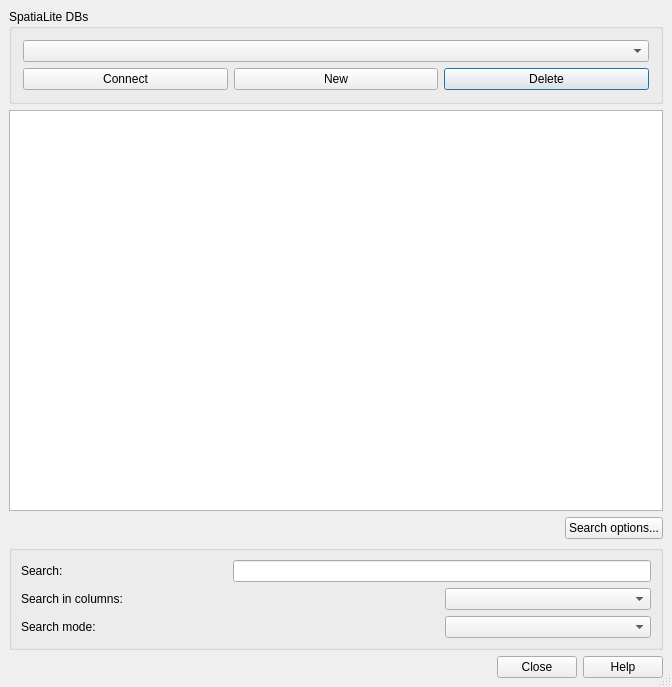
Qt form qgis/src/ui/qgsspatialitesourceselectbase.ui (sourcepole/qgis) before a commit.
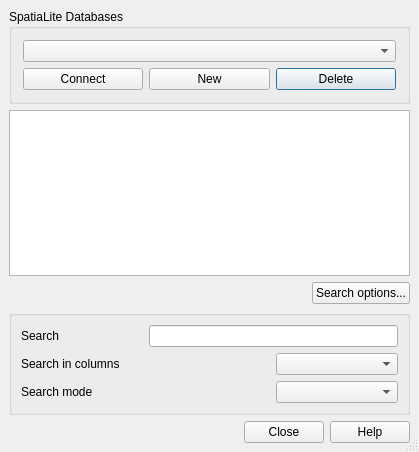
The same form after that commit. Icons and pictures are not drawn.

Commit message: Make spatial lite dialog smaller and get rid of ending colons on labels

```diff
--- a/qgis/src/ui/qgsspatialitesourceselectbase.ui
+++ b/qgis/src/ui/qgsspatialitesourceselectbase.ui
@@ -6,8 +6,8 @@
    <rect>
     <x>0</x>
     <y>0</y>
-    <width>672</width>
-    <height>687</height>
+    <width>419</width>
+    <height>452</height>
    </rect>
   </property>
   <property name="windowTitle">
@@ -54,7 +54,7 @@
    <item row="0" column="0" colspan="2">
     <widget class="QGroupBox" name="groupBox">
      <property name="title">
-      <string>SpatiaLite DBs</string>
+      <string>SpatiaLite Databases</string>
      </property>
      <layout class="QGridLayout">
       <property name="margin">
@@ -105,7 +105,7 @@
       <item row="0" column="0">
        <widget class="QLabel" name="mSearchLabel">
         <property name="text">
-         <string>Search:</string>
+         <string>Search</string>
         </property>
         <property name="buddy">
          <cstring>mSearchTableEdit</cstring>
@@ -115,7 +115,7 @@
       <item row="2" column="0" colspan="2">
        <widget class="QLabel" name="mSearchModeLabel">
         <property name="text">
-         <string>Search mode:</string>
+         <string>Search mode</string>
         </property>
         <property name="buddy">
          <cstring>mSearchModeComboBox</cstring>
@@ -128,7 +128,7 @@
       <item row="1" column="0" colspan="2">
        <widget class="QLabel" name="mSearchColumnsLabel">
         <property name="text">
-         <string>Search in columns:</string>
+         <string>Search in columns</string>
         </property>
         <property name="buddy">
          <cstring>mSearchColumnComboBox</cstring>
```
